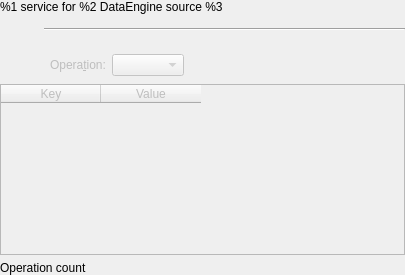
This is engineexplorer/serviceviewer.ui in KDE/plasma-sdk as Qt 5 draws it before an edit. The edited form follows.
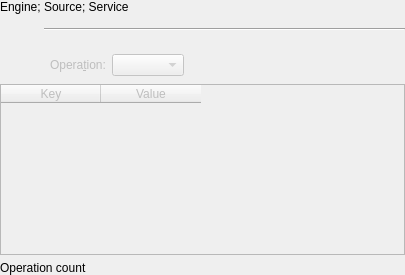
This is the edited form. Custom widgets are drawn as their Qt base class.

Commit message:
engineexplorer: Fix kf.i18n warning
kf.i18n: "0 instead of 3 arguments to message {%1 service for %2 Da...} supplied before conversion."

Diff of the .ui file:
```diff
--- a/engineexplorer/serviceviewer.ui
+++ b/engineexplorer/serviceviewer.ui
@@ -90,7 +90,7 @@
    <item row="0" column="0" rowspan="2" colspan="5">
     <widget class="QLabel" name="m_title">
      <property name="text">
-      <string comment="KDE::DoNotExtract">%1 service for %2 DataEngine source %3</string>
+      <string comment="KDE::DoNotExtract">Engine; Source; Service</string>
      </property>
     </widget>
    </item>
```
